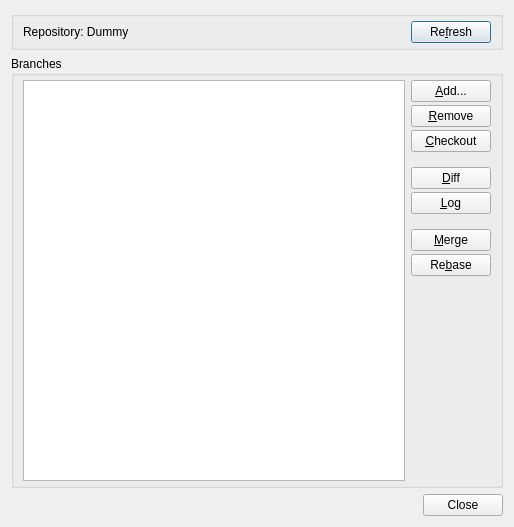
qt-creator/qt-creator, file src/plugins/git/branchdialog.ui: the form before one commit.
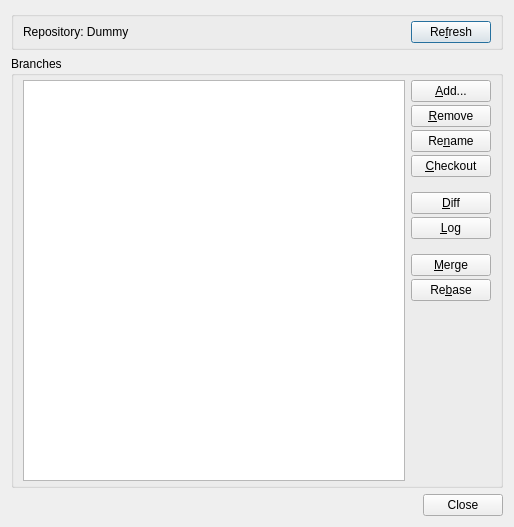
The form after the commit.

Commit message: Git: added rename branch

What changed in the file:
```diff
--- a/src/plugins/git/branchdialog.ui
+++ b/src/plugins/git/branchdialog.ui
@@ -95,6 +95,13 @@
             </property>
            </widget>
           </item>
+          <item>
+           <widget class="QPushButton" name="renameButton">
+            <property name="text">
+             <string>Re&amp;name</string>
+            </property>
+           </widget>
+          </item>
           <item>
            <widget class="QPushButton" name="checkoutButton">
             <property name="text">
```
The commit also changes 5 other files.
